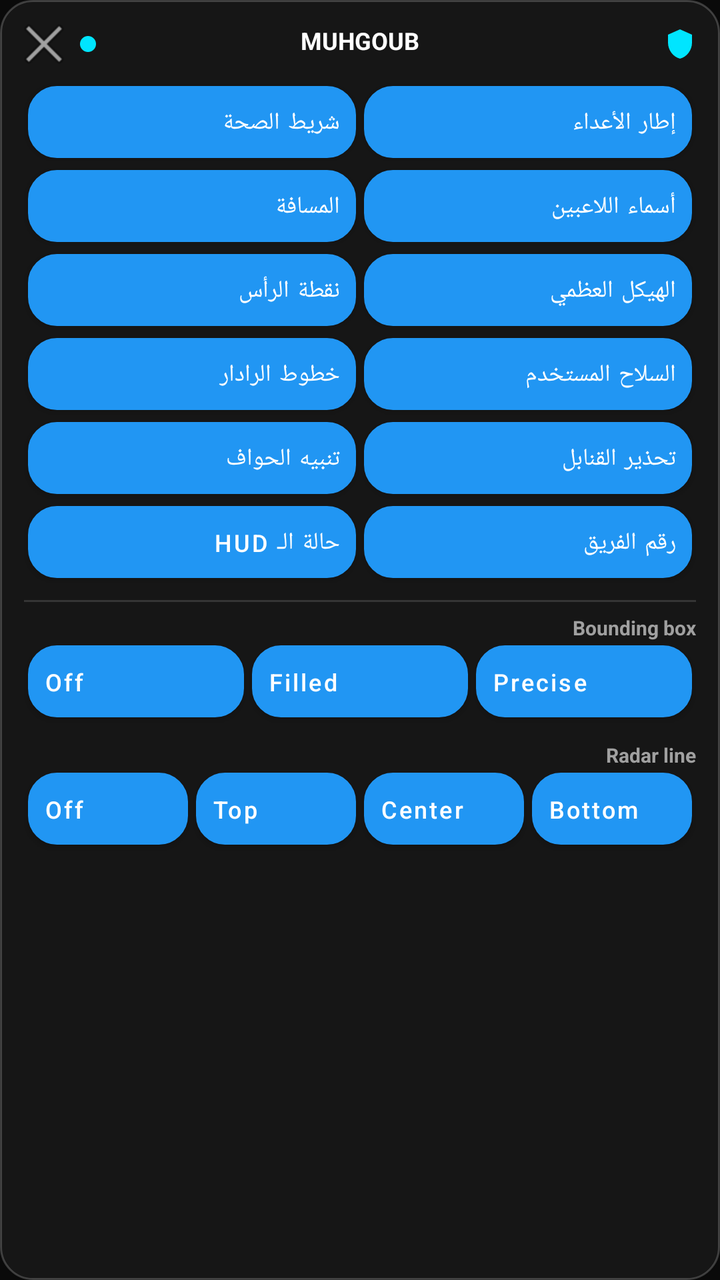
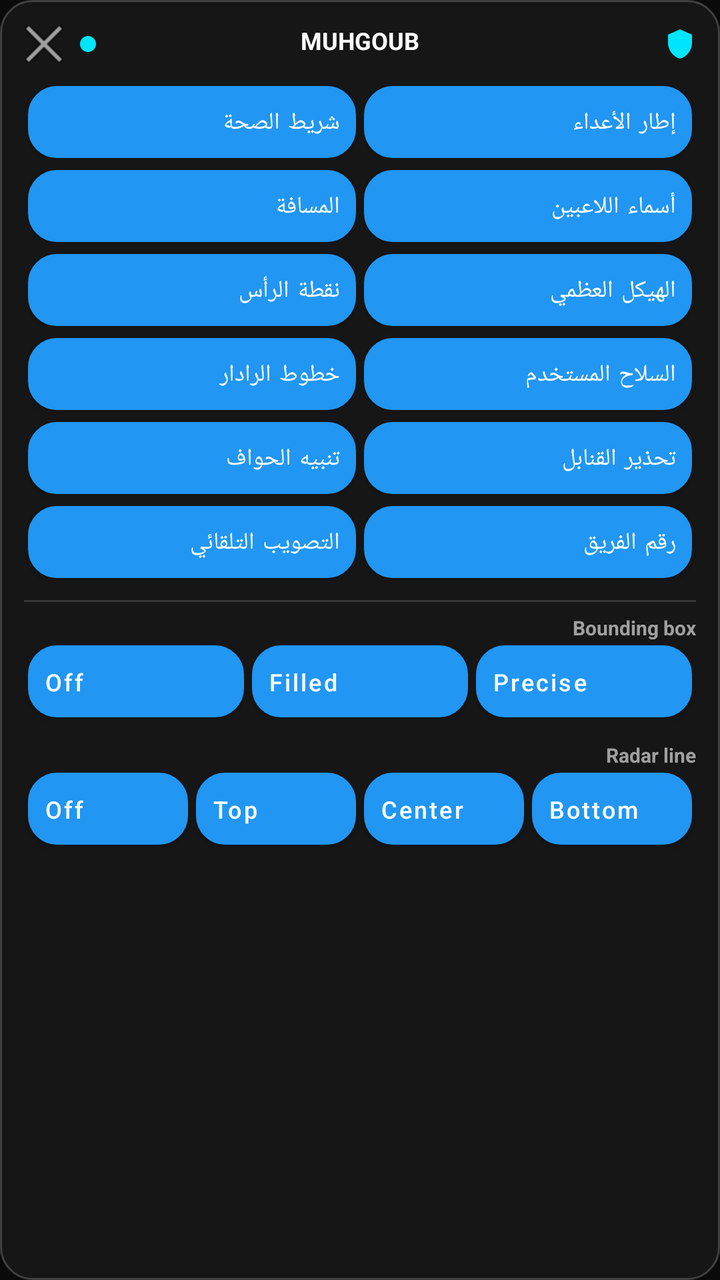

Two renders of the same Android screen: before a commit and after it. Below are the layout's source before the change and the commit's diff.
<!-- AndroidManifest.xml: application theme Theme.MuhgoubHUD -->
<!-- res/layout/overlay_panel.xml -->
<?xml version="1.0" encoding="utf-8"?>
<FrameLayout xmlns:android="http://schemas.android.com/apk/res/android"
    android:id="@+id/panelRoot"
    android:layout_width="match_parent"
    android:layout_height="match_parent"
    android:background="@drawable/bg_panel">

    <ScrollView
        android:layout_width="match_parent"
        android:layout_height="match_parent"
        android:scrollbars="none">

    <LinearLayout
        android:layout_width="match_parent"
        android:layout_height="wrap_content"
        android:layoutDirection="rtl"
        android:orientation="vertical"
        android:padding="12dp">

    
    <FrameLayout
        android:id="@+id/dragHandle"
        android:layout_width="match_parent"
        android:layout_height="wrap_content"
        android:paddingBottom="8dp">

        <TextView
            android:layout_width="match_parent"
            android:layout_height="wrap_content"
            android:gravity="center"
            android:text="@string/app_name"
            android:textColor="@color/text_primary"
            android:textSize="12sp"
            android:textStyle="bold" />

        <LinearLayout
            android:layout_width="match_parent"
            android:layout_height="wrap_content"
            android:gravity="center_vertical"
            android:orientation="horizontal">

            <ImageView
                android:layout_width="16dp"
                android:layout_height="16dp"
                android:src="@drawable/ic_shield" />

            <View
                android:layout_width="0dp"
                android:layout_height="1dp"
                android:layout_weight="1" />

            <View
                android:id="@+id/statusDot"
                android:layout_width="8dp"
                android:layout_height="8dp"
                android:layout_marginEnd="8dp"
                android:background="@drawable/bg_icon_circle_accent" />

            <ImageButton
                android:id="@+id/btnMinimize"
                android:layout_width="20dp"
                android:layout_height="20dp"
                android:background="@android:color/transparent"
                android:contentDescription="@string/close_panel"
                android:src="@android:drawable/ic_menu_close_clear_cancel" />

        </LinearLayout>

    </FrameLayout>

    
    <GridLayout
        android:id="@+id/gridTools"
        android:layout_width="match_parent"
        android:layout_height="wrap_content"
        android:columnCount="2"
        android:rowCount="6">

        <Button android:id="@+id/btnTool0" style="@style/HudToggleButton" android:text="إطار الأعداء" />
        <Button android:id="@+id/btnTool1" style="@style/HudToggleButton" android:text="شريط الصحة" />
        <Button android:id="@+id/btnTool2" style="@style/HudToggleButton" android:text="أسماء اللاعبين" />
        <Button android:id="@+id/btnTool3" style="@style/HudToggleButton" android:text="المسافة" />
        <Button android:id="@+id/btnTool4" style="@style/HudToggleButton" android:text="الهيكل العظمي" />
        <Button android:id="@+id/btnTool5" style="@style/HudToggleButton" android:text="نقطة الرأس" />
        <Button android:id="@+id/btnTool6" style="@style/HudToggleButton" android:text="السلاح المستخدم" />
        <Button android:id="@+id/btnTool7" style="@style/HudToggleButton" android:text="خطوط الرادار" />
        <Button android:id="@+id/btnTool8" style="@style/HudToggleButton" android:text="تحذير القنابل" />
        <Button android:id="@+id/btnTool9" style="@style/HudToggleButton" android:text="تنبيه الحواف" />
        <Button android:id="@+id/btnTool10" style="@style/HudToggleButton" android:text="رقم الفريق" />
        <Button android:id="@+id/btnTool11" style="@style/HudToggleButton" android:text="حالة الـ HUD" />

    </GridLayout>

    
    <View
        android:layout_width="match_parent"
        android:layout_height="1dp"
        android:layout_marginTop="8dp"
        android:layout_marginBottom="6dp"
        android:background="#22FFFFFF" />

    
    <TextView
        android:layout_width="wrap_content"
        android:layout_height="wrap_content"
        android:text="Bounding box"
        android:textColor="@color/text_secondary"
        android:textSize="10sp"
        android:textStyle="bold" />

    <LinearLayout
        android:layout_width="match_parent"
        android:layout_height="wrap_content"
        android:layout_marginTop="2dp"
        android:orientation="horizontal">

        <Button android:id="@+id/rbStatusPrcs" style="@style/HudToggleButton" android:layout_width="0dp" android:layout_weight="1" android:text="Precise" />
        <Button android:id="@+id/rbStatusFill" style="@style/HudToggleButton" android:layout_width="0dp" android:layout_weight="1" android:text="Filled" />
        <Button android:id="@+id/rbStatusOff" style="@style/HudToggleButton" android:layout_width="0dp" android:layout_weight="1" android:text="Off" />

    </LinearLayout>

    
    <TextView
        android:layout_width="wrap_content"
        android:layout_height="wrap_content"
        android:layout_marginTop="6dp"
        android:text="Radar line"
        android:textColor="@color/text_secondary"
        android:textSize="10sp"
        android:textStyle="bold" />

    <LinearLayout
        android:layout_width="match_parent"
        android:layout_height="wrap_content"
        android:layout_marginTop="2dp"
        android:orientation="horizontal">

        <Button android:id="@+id/rbAlignBottom" style="@style/HudToggleButton" android:layout_width="0dp" android:layout_weight="1" android:text="Bottom" />
        <Button android:id="@+id/rbAlignMid" style="@style/HudToggleButton" android:layout_width="0dp" android:layout_weight="1" android:text="Center" />
        <Button android:id="@+id/rbAlignTop" style="@style/HudToggleButton" android:layout_width="0dp" android:layout_weight="1" android:text="Top" />
        <Button android:id="@+id/rbAlignOff" style="@style/HudToggleButton" android:layout_width="0dp" android:layout_weight="1" android:text="Off" />

    </LinearLayout>

    </LinearLayout>
    </ScrollView>
</FrameLayout>
<!-- resources referenced by this layout -->
<resources>
  <color name="text_primary">#FFFFFFFF</color>
  <color name="text_secondary">#FFA0A0A0</color>
  <!-- drawable bg_icon_circle_accent (drawable) -->
  <?xml version="1.0" encoding="utf-8"?>
  <shape xmlns:android="http://schemas.android.com/apk/res/android"
      android:shape="oval">
      <solid android:color="#00E5FF" />
  </shape>
  <!-- drawable bg_panel (drawable) -->
  <?xml version="1.0" encoding="utf-8"?>
  <shape xmlns:android="http://schemas.android.com/apk/res/android"
      android:shape="rectangle">
      <solid android:color="#CC1A1A1A" />
      <corners android:radius="16dp" />
      <stroke android:width="1dp" android:color="#33FFFFFF" />
  </shape>
  <!-- drawable ic_shield (drawable) -->
  <?xml version="1.0" encoding="utf-8"?>
  <vector xmlns:android="http://schemas.android.com/apk/res/android"
      android:width="24dp"
      android:height="24dp"
      android:viewportWidth="24"
      android:viewportHeight="24">
      <path
          android:fillColor="#00E5FF"
          android:pathData="M12,1L3,5v6c0,5.55 3.84,10.74 9,12 5.16,-1.26 9,-6.45 9,-12V5l-9,-4z"/>
  </vector>
  <string name="app_name">MUHGOUB</string>
  <string name="close_panel">إغلاق</string>
  <style name="HudToggleButton">
          <item name="android:layout_width">0dp</item>
          <item name="android:layout_height">36dp</item>
          <item name="android:layout_columnWeight">1</item>
          <item name="android:layout_gravity">fill_horizontal</item>
          <item name="android:layout_marginTop">3dp</item>
          <item name="android:layout_marginBottom">3dp</item>
          <item name="android:layout_marginStart">2dp</item>
          <item name="android:layout_marginEnd">2dp</item>
          <item name="android:background">@drawable/bg_toggle_off</item>
          <item name="android:textAllCaps">false</item>
          <item name="android:textColor">@color/text_primary</item>
          <item name="android:textSize">12sp</item>
          <item name="android:minWidth">0dp</item>
          <item name="android:gravity">center_vertical|start</item>
          <item name="android:paddingStart">8dp</item>
          <item name="android:paddingEnd">8dp</item>
          <item name="android:drawablePadding">8dp</item>
      </style>
  <style name="Theme.MuhgoubHUD" parent="Theme.MaterialComponents.DayNight.NoActionBar">
          <item name="colorPrimary">@color/accent</item>
          <item name="colorPrimaryDark">@color/pure_black</item>
          <item name="colorAccent">@color/cyan_accent</item>
          <item name="android:windowBackground">@color/bg_dark</item>
          <item name="android:statusBarColor">@color/pure_black</item>
          <item name="android:navigationBarColor">@color/pure_black</item>
          <item name="android:windowLightStatusBar" tools:targetApi="m">false</item>
      </style>
  <!-- drawable bg_toggle_off (drawable) -->
  <?xml version="1.0" encoding="utf-8"?>
  <shape xmlns:android="http://schemas.android.com/apk/res/android"
      android:shape="rectangle">
      <solid android:color="@color/toggle_off" />
      <stroke android:width="1dp" android:color="@color/toggle_off_border" />
      <corners android:radius="14dp" />
  </shape>
  <color name="accent">#FF2196F3</color>
  <color name="pure_black">#FF000000</color>
  <color name="cyan_accent">#FF2FD8CE</color>
  <color name="bg_dark">#FF0A0A0A</color>
  <color name="toggle_off">#FF2A2A2A</color>
  <color name="toggle_off_border">#FF3D3D3D</color>
</resources>

<!-- the commit's change to res/layout/overlay_panel.xml (unified diff, before → after) -->
@@ -87,7 +87,7 @@
         <Button android:id="@+id/btnTool8" style="@style/HudToggleButton" android:text="تحذير القنابل" />
         <Button android:id="@+id/btnTool9" style="@style/HudToggleButton" android:text="تنبيه الحواف" />
         <Button android:id="@+id/btnTool10" style="@style/HudToggleButton" android:text="رقم الفريق" />
-        <Button android:id="@+id/btnTool11" style="@style/HudToggleButton" android:text="حالة الـ HUD" />
+        <Button android:id="@+id/btnTool11" style="@style/HudToggleButton" android:text="التصويب التلقائي" />
 
     </GridLayout>
 
